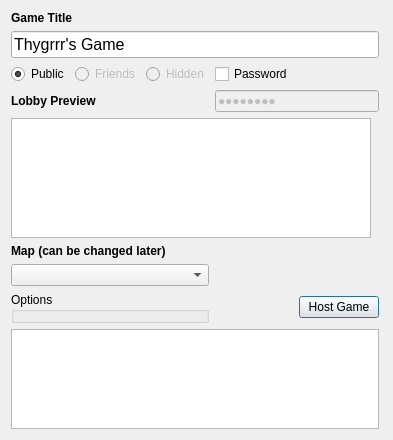
Above: res/games/host.ui from FAForever/client before the change. Below: the same form after it.
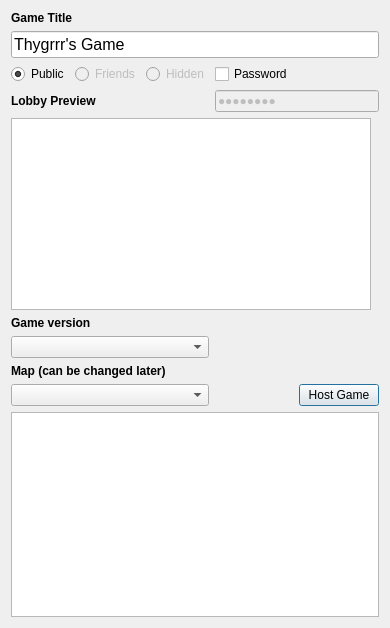
That is the form after the change.

Commit message: Use version service when hosting

```diff
--- a/res/games/host.ui
+++ b/res/games/host.ui
@@ -6,14 +6,33 @@
    <rect>
     <x>0</x>
     <y>0</y>
-    <width>393</width>
-    <height>440</height>
+    <width>378</width>
+    <height>628</height>
    </rect>
   </property>
+  <property name="sizePolicy">
+   <sizepolicy hsizetype="Fixed" vsizetype="Fixed">
+    <horstretch>0</horstretch>
+    <verstretch>0</verstretch>
+   </sizepolicy>
+  </property>
   <property name="windowTitle">
    <string>Dialog</string>
   </property>
   <layout class="QGridLayout" name="gridLayout_2">
+   <item row="3" column="0">
+    <widget class="QLabel" name="label_3">
+     <property name="font">
+      <font>
+       <weight>75</weight>
+       <bold>true</bold>
+      </font>
+     </property>
+     <property name="text">
+      <string>Lobby Preview</string>
+     </property>
+    </widget>
+   </item>
    <item row="1" column="0" colspan="3">
     <widget class="QLineEdit" name="titleEdit">
      <property name="font">
@@ -48,39 +67,6 @@
      </property>
     </widget>
    </item>
-   <item row="3" column="0">
-    <widget class="QLabel" name="label_3">
-     <property name="font">
-      <font>
-       <weight>75</weight>
-       <bold>true</bold>
-      </font>
-     </property>
-     <property name="text">
-      <string>Lobby Preview</string>
-     </property>
-    </widget>
-   </item>
-   <item row="2" column="3" rowspan="2">
-    <spacer name="horizontalSpacer">
-     <property name="orientation">
-      <enum>Qt::Horizontal</enum>
-     </property>
-     <property name="sizeHint" stdset="0">
-      <size>
-       <width>6</width>
-       <height>40</height>
-      </size>
-     </property>
-    </spacer>
-   </item>
-   <item row="2" column="1">
-    <widget class="QCheckBox" name="passCheck">
-     <property name="text">
-      <string>Password</string>
-     </property>
-    </widget>
-   </item>
    <item row="2" column="0">
     <layout class="QHBoxLayout" name="horizontalLayout">
      <item>
@@ -118,13 +104,10 @@
      </item>
     </layout>
    </item>
-   <item row="7" column="0">
-    <widget class="QGroupBox" name="optionGroup">
-     <property name="enabled">
-      <bool>true</bool>
-     </property>
-     <property name="title">
-      <string>Options</string>
+   <item row="2" column="1">
+    <widget class="QCheckBox" name="passCheck">
+     <property name="text">
+      <string>Password</string>
      </property>
     </widget>
    </item>
@@ -141,6 +124,81 @@
      </property>
     </widget>
    </item>
+   <item row="8" column="0">
+    <widget class="QComboBox" name="mapList"/>
+   </item>
+   <item row="7" column="0">
+    <widget class="QLabel" name="label_2">
+     <property name="font">
+      <font>
+       <weight>75</weight>
+       <bold>true</bold>
+      </font>
+     </property>
+     <property name="text">
+      <string>Map (can be changed later)</string>
+     </property>
+    </widget>
+   </item>
+   <item row="10" column="0" colspan="3">
+    <widget class="QListWidget" name="modList">
+     <property name="font">
+      <font>
+       <pointsize>10</pointsize>
+      </font>
+     </property>
+     <property name="horizontalScrollBarPolicy">
+      <enum>Qt::ScrollBarAlwaysOff</enum>
+     </property>
+     <property name="editTriggers">
+      <set>QAbstractItemView::SelectedClicked</set>
+     </property>
+     <property name="showDropIndicator" stdset="0">
+      <bool>false</bool>
+     </property>
+     <property name="dragDropMode">
+      <enum>QAbstractItemView::DragOnly</enum>
+     </property>
+     <property name="selectionMode">
+      <enum>QAbstractItemView::MultiSelection</enum>
+     </property>
+     <property name="verticalScrollMode">
+      <enum>QAbstractItemView::ScrollPerPixel</enum>
+     </property>
+     <property name="horizontalScrollMode">
+      <enum>QAbstractItemView::ScrollPerPixel</enum>
+     </property>
+     <property name="movement">
+      <enum>QListView::Snap</enum>
+     </property>
+    </widget>
+   </item>
+   <item row="6" column="0">
+    <widget class="QComboBox" name="versionList"/>
+   </item>
+   <item row="5" column="0">
+    <widget class="QLabel" name="label_4">
+     <property name="font">
+      <font>
+       <weight>75</weight>
+       <bold>true</bold>
+      </font>
+     </property>
+     <property name="text">
+      <string>Game version</string>
+     </property>
+     <property name="textFormat">
+      <enum>Qt::AutoText</enum>
+     </property>
+    </widget>
+   </item>
+   <item row="8" column="2">
+    <widget class="QPushButton" name="hostButton">
+     <property name="text">
+      <string>Host Game</string>
+     </property>
+    </widget>
+   </item>
    <item row="4" column="0" colspan="3">
     <widget class="QListWidget" name="gamePreview">
      <property name="sizePolicy">
@@ -208,62 +266,6 @@
      </property>
     </widget>
    </item>
-   <item row="5" column="0">
-    <widget class="QLabel" name="label_2">
-     <property name="font">
-      <font>
-       <weight>75</weight>
-       <bold>true</bold>
-      </font>
-     </property>
-     <property name="text">
-      <string>Map (can be changed later)</string>
-     </property>
-    </widget>
-   </item>
-   <item row="6" column="0">
-    <widget class="QComboBox" name="mapList"/>
-   </item>
-   <item row="7" column="2">
-    <widget class="QPushButton" name="hostButton">
-     <property name="text">
-      <string>Host Game</string>
-     </property>
-    </widget>
-   </item>
-   <item row="8" column="0" colspan="3">
-    <widget class="QListWidget" name="modList">
-     <property name="font">
-      <font>
-       <pointsize>10</pointsize>
-      </font>
-     </property>
-     <property name="horizontalScrollBarPolicy">
-      <enum>Qt::ScrollBarAlwaysOff</enum>
-     </property>
-     <property name="editTriggers">
-      <set>QAbstractItemView::SelectedClicked</set>
-     </property>
-     <property name="showDropIndicator" stdset="0">
-      <bool>false</bool>
-     </property>
-     <property name="dragDropMode">
-      <enum>QAbstractItemView::NoDragDrop</enum>
-     </property>
-     <property name="selectionMode">
-      <enum>QAbstractItemView::MultiSelection</enum>
-     </property>
-     <property name="verticalScrollMode">
-      <enum>QAbstractItemView::ScrollPerPixel</enum>
-     </property>
-     <property name="horizontalScrollMode">
-      <enum>QAbstractItemView::ScrollPerPixel</enum>
-     </property>
-     <property name="movement">
-      <enum>QListView::Snap</enum>
-     </property>
-    </widget>
-   </item>
   </layout>
   <zorder>label</zorder>
   <zorder>titleEdit</zorder>
@@ -272,11 +274,11 @@
   <zorder>mapList</zorder>
   <zorder>label_2</zorder>
   <zorder>label_3</zorder>
-  <zorder>optionGroup</zorder>
   <zorder>gamePreview</zorder>
-  <zorder>horizontalSpacer</zorder>
-  <zorder>hostButton</zorder>
   <zorder>modList</zorder>
+  <zorder>versionList</zorder>
+  <zorder>label_4</zorder>
+  <zorder>hostButton</zorder>
  </widget>
  <resources/>
  <connections>
```
The commit also changes 5 other files.
